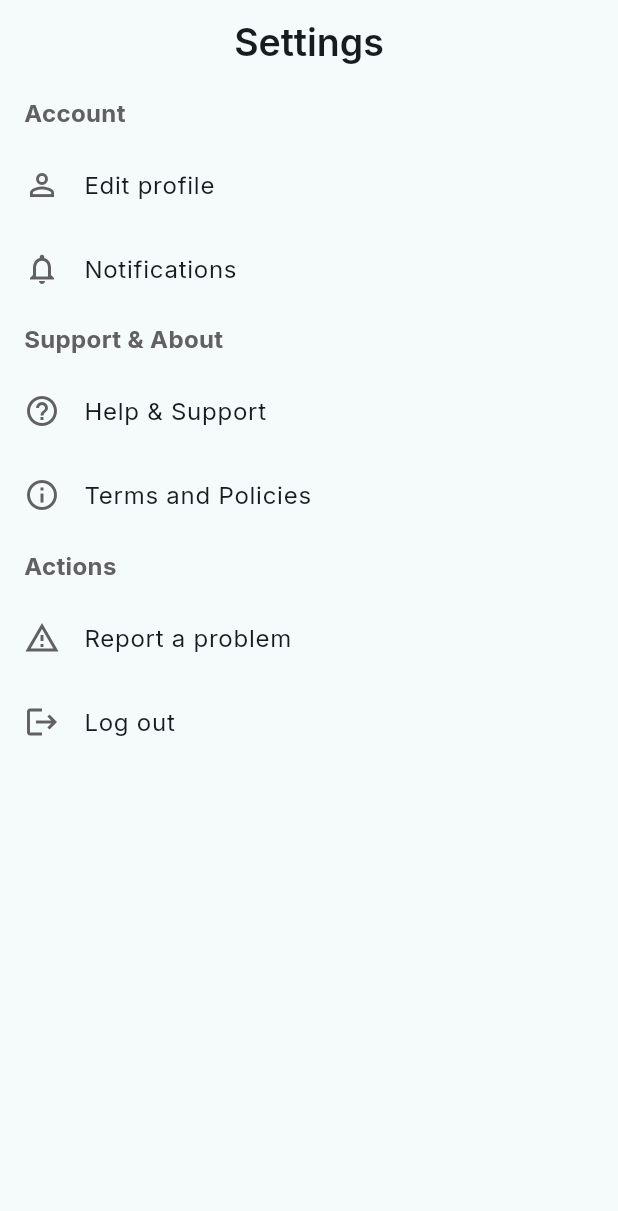
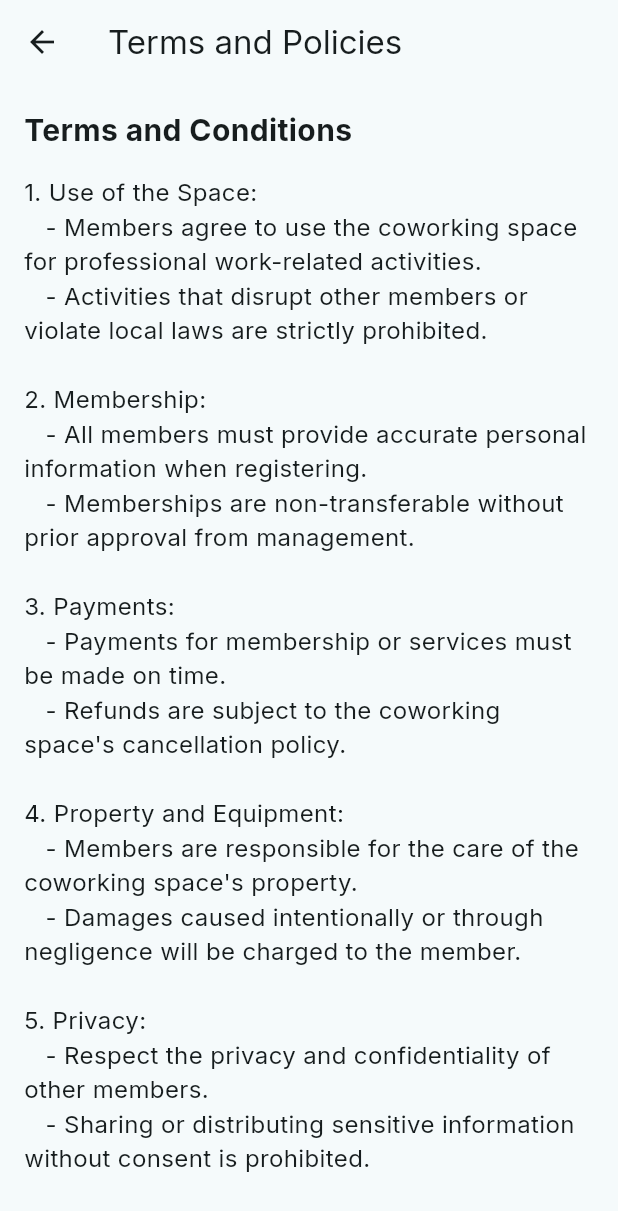
Before and after one commit to ishanprd/NextSpace, a Flutter app: the CoWorkerSetting screen opened directly, after a tap on "Terms and Policies", on a phone screen of 412 x 824 dp. Shown: the top 1211 px of the screen. Run offline on Flutter 3.47's test engine with Material 3 defaults, Android fonts, the light colour scheme and no system bars; our stand-ins replace cloud_firestore, cloud_functions, firebase_auth, firebase_core, firebase_messaging, fl_chart and 2 more; accounts and stored records are empty.

Commit message:
create report and terms pages

```diff
--- a/lib/main.dart
+++ b/lib/main.dart
@@ -4,6 +4,9 @@ import 'package:nextspace/navigation/admin_navigation.dart';
 import 'package:nextspace/navigation/chat_navigation.dart';
 import 'package:nextspace/pages/Co-worker/book/add_detail.dart';
 import 'package:nextspace/pages/Co-worker/book/payment.dart';
+import 'package:nextspace/pages/Co-worker/report.dart';
+import 'package:nextspace/pages/Co-worker/setting/notification.dart';
+import 'package:nextspace/pages/Co-worker/terms.dart';
 import 'package:nextspace/pages/Space%20Owner/chat/chat.dart';
 import 'package:nextspace/pages/Space%20Owner/setting/notification.dart';
 import 'package:nextspace/pages/Space%20Owner/space/create_space.dart';
@@ -88,6 +91,9 @@ class NextSpace extends StatelessWidget {
         '/add_details': (context) => const AddDetail(),
         '/payments': (context) => const PaymentPage(),
         '/chat': (context) => const ChatNavigation(),
+        '/coworker_notifications': (context) => const CoworkerNotification(),
+        '/terms': (context) => const Terms(),
+        '/report': (context) => const Report(),
       },
     );
   }
--- a/lib/pages/Co-worker/setting.dart
+++ b/lib/pages/Co-worker/setting.dart
@@ -39,7 +39,7 @@ class _CoWorkerSettingState extends State<CoWorkerSetting> {
             icon: Icons.notifications_outlined,
             title: 'Notifications',
             onTap: () {
-              Navigator.pushNamed(context, '/notifications');
+              Navigator.pushNamed(context, '/coworker_notifications');
             },
           ),
 
@@ -47,14 +47,11 @@ class _CoWorkerSettingState extends State<CoWorkerSetting> {
           const SectionTitle(title: 'Support & About'),
 
           SettingsTile(
-            icon: Icons.help_outline,
-            title: 'Help & Support',
-            onTap: () {},
-          ),
-          SettingsTile(
             icon: Icons.info_outline,
             title: 'Terms and Policies',
-            onTap: () {},
+            onTap: () {
+              Navigator.pushNamed(context, '/terms');
+            },
           ),
 
           // Cache & Cellular Section
@@ -64,7 +61,9 @@ class _CoWorkerSettingState extends State<CoWorkerSetting> {
           SettingsTile(
             icon: Icons.report_problem_outlined,
             title: 'Report a problem',
-            onTap: () {},
+            onTap: () {
+              Navigator.pushNamed(context, '/report');
+            },
           ),
 
           SettingsTile(
--- /dev/null
+++ b/lib/pages/Co-worker/terms.dart
@@ -0,0 +1,89 @@
+import 'package:flutter/material.dart';
+
+class Terms extends StatefulWidget {
+  const Terms({super.key});
+
+  @override
+  State<Terms> createState() => _TermsState();
+}
+
+class _TermsState extends State<Terms> {
+  @override
+  Widget build(BuildContext context) {
+    return Scaffold(
+      appBar: AppBar(
+        title: const Text("Terms and Policies"),
+      ),
+      body: const SingleChildScrollView(
+        padding: EdgeInsets.all(16.0),
+        child: Column(
+          crossAxisAlignment: CrossAxisAlignment.start,
+          children: [
+            Text(
+              "Terms and Conditions",
+              style: TextStyle(
+                fontSize: 20,
+                fontWeight: FontWeight.bold,
+              ),
+            ),
+            SizedBox(height: 16),
+            Text(
+              "1. Use of the Space:\n"
+              "   - Members agree to use the coworking space for professional work-related activities.\n"
+              "   - Activities that disrupt other members or violate local laws are strictly prohibited.\n\n"
+              "2. Membership:\n"
+              "   - All members must provide accurate personal information when registering.\n"
+              "   - Memberships are non-transferable without prior approval from management.\n\n"
+              "3. Payments:\n"
+              "   - Payments for membership or services must be made on time.\n"
+              "   - Refunds are subject to the coworking space's cancellation policy.\n\n"
+              "4. Property and Equipment:\n"
+              "   - Members are responsible for the care of the coworking space's property.\n"
+              "   - Damages caused intentionally or through negligence will be charged to the member.\n\n"
+              "5. Privacy:\n"
+              "   - Respect the privacy and confidentiality of other members.\n"
+              "   - Sharing or distributing sensitive information without consent is prohibited.\n\n",
+              style: TextStyle(fontSize: 16),
+            ),
+            SizedBox(height: 16),
+            Text(
+              "Policies",
+              style: TextStyle(
+                fontSize: 20,
+                fontWeight: FontWeight.bold,
+              ),
+            ),
+            SizedBox(height: 16),
+            Text(
+              "1. Code of Conduct:\n"
+              "   - Treat all members and staff with respect and courtesy.\n"
+              "   - Any form of harassment, discrimination, or offensive behavior is strictly prohibited.\n\n"
+              "2. Internet Usage:\n"
+              "   - Internet access is provided for professional purposes only.\n"
+              "   - Illegal or inappropriate use of the internet is not allowed.\n\n"
+              "3. Security:\n"
+              "   - Members are responsible for securing their personal belongings.\n"
+              "   - Do not share access codes or keys with non-members.\n\n"
+              "4. Cleanliness:\n"
+              "   - Keep your workspace clean and tidy.\n"
+              "   - Dispose of trash in designated bins.\n\n"
+              "5. Termination:\n"
+              "   - The coworking space reserves the right to terminate membership for violations of terms and policies.\n"
+              "   - Members will be notified in advance in case of termination.\n\n",
+              style: TextStyle(fontSize: 16),
+            ),
+            SizedBox(height: 16),
+            Text(
+              "By using our coworking space, you agree to abide by these terms and policies. Failure to do so may result in suspension or termination of your membership.",
+              style: TextStyle(
+                fontSize: 16,
+                fontWeight: FontWeight.w500,
+                color: Colors.redAccent,
+              ),
+            ),
+          ],
+        ),
+      ),
+    );
+  }
+}
```
Also changed, not shown: lib/pages/Co-worker/report.dart (added, +120 -0 lines), lib/pages/Co-worker/setting/notification.dart (added, +131 -0 lines), lib/pages/Space Owner/setting/feedback.dart (+13 -1 lines), lib/pages/Space Owner/space_owner_dashboard.dart (+171 -55 lines), firebase.json (deleted), 1 other file.
